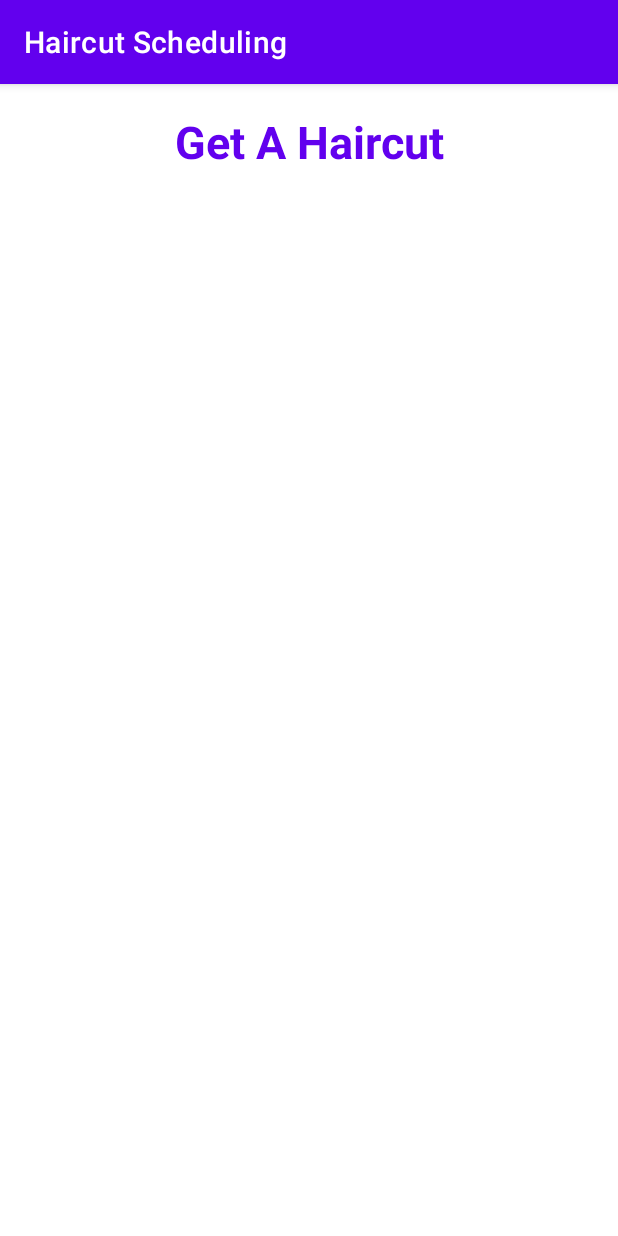
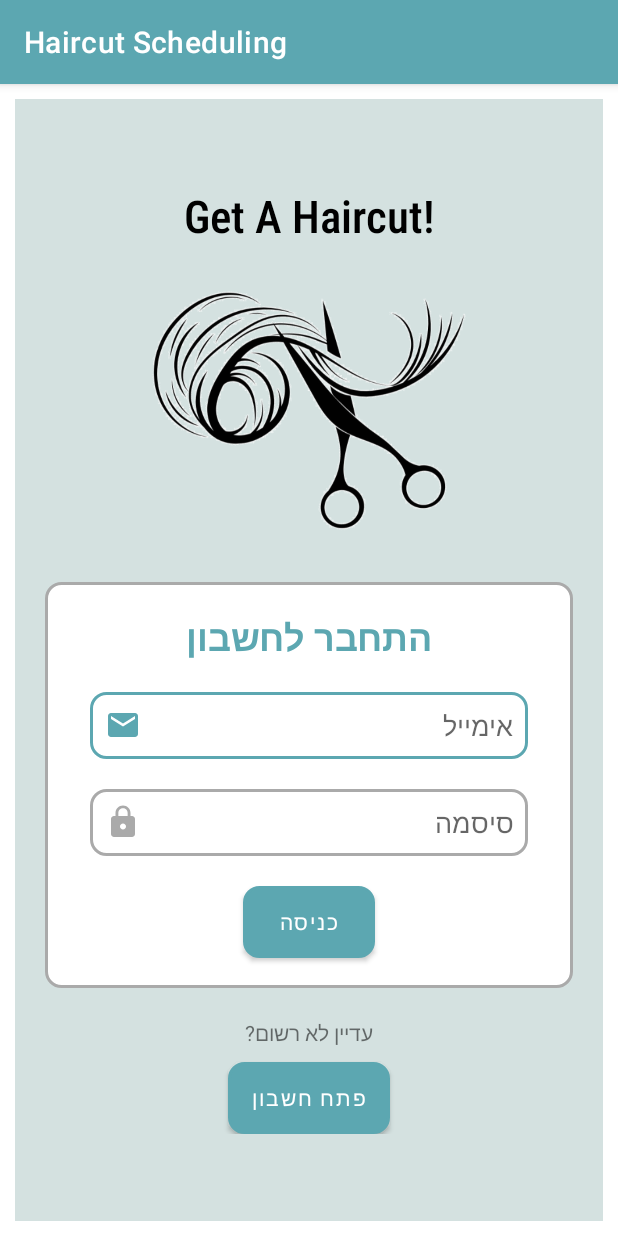
Before and after one commit to GayaGorodecki/HaircutScheduling_AndroidStudio_Java, an Android app: the screen it shows after launch (MainActivity), on a phone screen of 412 x 824 dp. Run offline under Robolectric (Android 15) with nearby library versions, the phone set to English and light mode, and no system bars.

Commit message:
add login fragment design

```diff
--- a/app/src/main/AndroidManifest.xml
+++ b/app/src/main/AndroidManifest.xml
@@ -4,9 +4,9 @@
 
     <application
         android:allowBackup="true"
-        android:icon="@mipmap/ic_launcher"
+        android:icon="@drawable/logo"
         android:label="Haircut Scheduling"
-        android:roundIcon="@mipmap/ic_launcher_round"
+        android:roundIcon="@drawable/logo"
         android:supportsRtl="true"
         android:theme="@style/Theme.HaircutScheduling">
         <activity android:name=".activities.MainActivity">
--- a/app/src/main/java/com/example/haircutscheduling/activities/MainActivity.java
+++ b/app/src/main/java/com/example/haircutscheduling/activities/MainActivity.java
@@ -4,7 +4,11 @@ import androidx.appcompat.app.AppCompatActivity;
 import androidx.fragment.app.FragmentManager;
 import androidx.fragment.app.FragmentTransaction;
 
+import android.content.pm.ActivityInfo;
 import android.os.Bundle;
+import android.view.View;
+import android.widget.EditText;
+import android.widget.ImageView;
 
 import com.example.haircutscheduling.R;
 import com.example.haircutscheduling.fragments.LoginFragment;
@@ -22,9 +26,8 @@ public class MainActivity extends AppCompatActivity {
         fragmentManager = getSupportFragmentManager();
         fragmentTransaction = fragmentManager.beginTransaction();
 
-//        LoginFragment loginFragment = new LoginFragment();
-//
-//        fragmentTransaction.add(R.id.fragmentcon, loginFragment).commit();
+        LoginFragment loginFragment = new LoginFragment();
 
+        fragmentTransaction.add(R.id.fragmentcon, loginFragment).commit();
     }
 }
--- a/app/src/main/java/com/example/haircutscheduling/fragments/LoginFragment.java
+++ b/app/src/main/java/com/example/haircutscheduling/fragments/LoginFragment.java
@@ -1,12 +1,15 @@
 package com.example.haircutscheduling.fragments;
 
+import android.content.pm.ActivityInfo;
 import android.os.Bundle;
 
 import androidx.fragment.app.Fragment;
 
+import android.util.Log;
 import android.view.LayoutInflater;
 import android.view.View;
 import android.view.ViewGroup;
+import android.widget.ImageView;
 
 import com.example.haircutscheduling.R;
 
@@ -25,9 +28,14 @@ public class LoginFragment extends Fragment {
     // TODO: Rename and change types of parameters
     private String mParam1;
     private String mParam2;
+    boolean orientaionFlag = false;
 
     public LoginFragment() {
         // Required empty public constructor
+    }
+
+    public void setOrientaionFlag(boolean orientaionFlag) {
+        this.orientaionFlag = orientaionFlag;
     }
 
     /**
@@ -58,6 +66,12 @@ public class LoginFragment extends Fragment {
     }
 
     @Override
+    public void onResume() {
+        super.onResume();
+
+    }
+
+    @Override
     public View onCreateView(LayoutInflater inflater, ViewGroup container,
                              Bundle savedInstanceState) {
         // Inflate the layout for this fragment
--- /dev/null
+++ b/app/src/main/res/drawable/connection_buttoms_design.xml
@@ -0,0 +1,12 @@
+<?xml version="1.0" encoding="utf-8"?>
+<selector xmlns:android="http://schemas.android.com/apk/res/android">
+
+    <item android:state_enabled="true">
+        <shape android:shape="rectangle">
+            <solid android:color="@color/white"/>
+            <corners android:radius="10dp"/>
+            <stroke android:color="#5CA7B1" android:width="2dp"/>
+        </shape>
+    </item>
+
+</selector>
--- a/app/src/main/res/drawable/email_on.xml
+++ b/app/src/main/res/drawable/email_on.xml
@@ -4,6 +4,6 @@
     android:viewportWidth="24"
     android:viewportHeight="24">
   <path
-      android:fillColor="@color/design_default_color_primary"
+      android:fillColor="#5CA7B1"
       android:pathData="M20,4L4,4c-1.1,0 -1.99,0.9 -1.99,2L2,18c0,1.1 0.9,2 2,2h16c1.1,0 2,-0.9 2,-2L22,6c0,-1.1 -0.9,-2 -2,-2zM20,8l-8,5 -8,-5L4,6l8,5 8,-5v2z"/>
 </vector>
--- a/app/src/main/res/drawable/logintextdesign.xml
+++ b/app/src/main/res/drawable/login_text_design.xml
@@ -5,14 +5,14 @@
         <shape android:shape="rectangle">
             <solid android:color="@color/white"/>
             <corners android:radius="10dp"/>
-            <stroke android:color="@color/design_default_color_primary" android:width="1dp"/>
+            <stroke android:color="#5CA7B1" android:width="2dp"/>
         </shape>
     </item>
     <item android:state_enabled="true">
         <shape android:shape="rectangle">
             <solid android:color="@color/white"/>
             <corners android:radius="10dp"/>
-            <stroke android:color="@android:color/darker_gray" android:width="1dp"/>
+            <stroke android:color="@android:color/darker_gray" android:width="2dp"/>
         </shape>
     </item>
 
--- a/app/src/main/res/drawable/password_on.xml
+++ b/app/src/main/res/drawable/password_on.xml
@@ -4,6 +4,6 @@
     android:viewportWidth="24"
     android:viewportHeight="24">
   <path
-      android:fillColor="@color/design_default_color_primary"
+      android:fillColor="#5CA7B1"
       android:pathData="M18,8h-1L17,6c0,-2.76 -2.24,-5 -5,-5S7,3.24 7,6v2L6,8c-1.1,0 -2,0.9 -2,2v10c0,1.1 0.9,2 2,2h12c1.1,0 2,-0.9 2,-2L20,10c0,-1.1 -0.9,-2 -2,-2zM12,17c-1.1,0 -2,-0.9 -2,-2s0.9,-2 2,-2 2,0.9 2,2 -0.9,2 -2,2zM15.1,8L8.9,8L8.9,6c0,-1.71 1.39,-3.1 3.1,-3.1 1.71,0 3.1,1.39 3.1,3.1v2z"/>
 </vector>
--- /dev/null
+++ b/app/src/main/res/layout-land/fragment_login.xml
@@ -0,0 +1,207 @@
+<?xml version="1.0" encoding="utf-8"?>
+<FrameLayout xmlns:android="http://schemas.android.com/apk/res/android"
+    xmlns:app="http://schemas.android.com/apk/res-auto"
+    xmlns:tools="http://schemas.android.com/tools"
+    android:layout_width="match_parent"
+    android:layout_height="wrap_content"
+    android:layout_gravity="center"
+    android:background="#D4E1E0"
+    tools:context=".fragments.LoginFragment">
+
+    <LinearLayout
+        android:layout_width="match_parent"
+        android:layout_height="wrap_content"
+        android:layout_gravity="center"
+        android:gravity="center"
+        android:orientation="vertical">
+
+        <LinearLayout
+            android:layout_width="match_parent"
+            android:layout_height="match_parent"
+            android:layout_gravity="center"
+            android:layout_margin="10dp"
+            android:gravity="center|left"
+            android:orientation="horizontal">
+
+            <TextView
+                android:id="@+id/textViewLoginTitle"
+                android:layout_width="wrap_content"
+                android:layout_height="match_parent"
+                android:layout_marginStart="35dp"
+                android:layout_marginLeft="35dp"
+                android:layout_marginTop="10dp"
+                android:layout_marginBottom="10dp"
+                android:fontFamily="sans-serif-condensed-light"
+                android:gravity="center|left"
+                android:paddingLeft="10dp"
+                android:paddingTop="10dp"
+                android:paddingRight="10dp"
+                android:text="Get A Haircut!"
+                android:textColor="@color/design_default_color_on_secondary"
+                android:textSize="24sp"
+                android:textStyle="bold" />
+
+            <ImageView
+                android:id="@+id/imageViewLogo"
+                android:layout_width="100dp"
+                android:layout_height="80dp"
+                android:layout_marginTop="10dp"
+                android:layout_marginEnd="10dp"
+                android:layout_marginRight="10dp"
+                android:layout_marginBottom="10dp"
+                android:src="@drawable/logo" />
+
+            <TextView
+                android:id="@+id/textViewLogin"
+                android:layout_width="match_parent"
+                android:layout_height="wrap_content"
+                android:layout_marginStart="10dp"
+                android:layout_marginLeft="10dp"
+                android:layout_marginTop="10dp"
+                android:layout_marginEnd="30dp"
+                android:layout_marginRight="30dp"
+                android:layout_marginBottom="10dp"
+                android:gravity="center|right"
+                android:padding="10dp"
+                android:paddingLeft="10dp"
+                android:paddingTop="10dp"
+                android:paddingRight="10dp"
+                android:text="התחבר לחשבון"
+                android:textColor="#5CA7B1"
+                android:textSize="30sp"
+                android:textStyle="bold" />
+
+        </LinearLayout>
+
+        <LinearLayout
+            android:layout_width="match_parent"
+            android:layout_height="match_parent"
+            android:layout_gravity="center"
+            android:layout_marginStart="10dp"
+            android:layout_marginLeft="10dp"
+            android:layout_marginEnd="10dp"
+            android:layout_marginRight="10dp"
+            android:layout_marginBottom="10dp"
+            android:orientation="horizontal">
+
+            <LinearLayout
+                android:layout_width="wrap_content"
+                android:layout_height="match_parent"
+                android:layout_marginStart="20dp"
+                android:layout_marginLeft="20dp"
+                android:layout_marginTop="10dp"
+                android:layout_marginEnd="10dp"
+                android:layout_marginRight="10dp"
+                android:layout_marginBottom="10dp"
+                android:background="@drawable/login_text_design"
+                android:gravity="center"
+                android:orientation="vertical"
+                android:padding="20dp">
+
+                <TextView
+                    android:id="@+id/textViewSignin"
+                    android:layout_width="match_parent"
+                    android:layout_height="wrap_content"
+                    android:layout_gravity="center"
+                    android:gravity="center"
+                    android:padding="10dp"
+                    android:text="עדיין לא רשום?" />
+
+                <Button
+                    android:id="@+id/buttonSignin"
+                    android:layout_width="match_parent"
+                    android:layout_height="wrap_content"
+                    android:layout_gravity="center"
+                    android:layout_margin="10dp"
+                    android:background="@drawable/connection_buttoms_design"
+                    android:padding="10dp"
+                    android:text="פתח חשבון"
+                    android:textAllCaps="false"
+                    app:backgroundTint="#5CA7B1" />
+            </LinearLayout>
+
+            <LinearLayout
+                android:layout_width="match_parent"
+                android:layout_height="match_parent"
+                android:layout_marginStart="40dp"
+                android:layout_marginLeft="40dp"
+                android:layout_marginTop="10dp"
+                android:layout_marginEnd="20dp"
+                android:layout_marginRight="20dp"
+                android:layout_marginBottom="10dp"
+                android:background="@drawable/login_text_design"
+                android:gravity="center"
+                android:orientation="horizontal">
+
+                <LinearLayout
+                    android:layout_width="wrap_content"
+                    android:layout_height="match_parent"
+                    android:orientation="vertical">
+
+                    <Button
+                        android:id="@+id/buttonLogin"
+                        android:layout_width="wrap_content"
+                        android:layout_height="match_parent"
+                        android:layout_gravity="right"
+                        android:layout_margin="20dp"
+                        android:background="@drawable/connection_buttoms_design"
+                        android:text="כניסה"
+                        app:backgroundTint="#5CA7B1"
+                        app:iconSize="10sp" />
+                </LinearLayout>
+
+                <LinearLayout
+                    android:layout_width="match_parent"
+                    android:layout_height="wrap_content"
+                    android:orientation="vertical">
+
+                    <EditText
+                        android:id="@+id/editTextTextEmailAddress"
+                        android:layout_width="match_parent"
+                        android:layout_height="wrap_content"
+                        android:layout_gravity="center"
+                        android:layout_marginStart="20dp"
+                        android:layout_marginLeft="20dp"
+                        android:layout_marginTop="20dp"
+                        android:layout_marginEnd="20dp"
+                        android:layout_marginRight="20dp"
+                        android:layout_marginBottom="10dp"
+                        android:background="@drawable/login_text_design"
+                        android:drawableStart="@drawable/email_design"
+                        android:drawableLeft="@drawable/email_design"
+                        android:drawablePadding="10dp"
+                        android:ems="10"
+                        android:gravity="right"
+                        android:hint="אימייל"
+                        android:inputType="textEmailAddress"
+                        android:padding="10dp" />
+
+                    <EditText
+                        android:id="@+id/editTextTextPassword"
+                        android:layout_width="match_parent"
+                        android:layout_height="wrap_content"
+                        android:layout_gravity="center"
+                        android:layout_marginStart="20dp"
+                        android:layout_marginLeft="20dp"
+                        android:layout_marginTop="10dp"
+                        android:layout_marginEnd="20dp"
+                        android:layout_marginRight="20dp"
+                        android:layout_marginBottom="20dp"
+                        android:background="@drawable/login_text_design"
+                        android:drawableStart="@drawable/password_design"
+                        android:drawableLeft="@drawable/password_design"
+                        android:drawablePadding="10dp"
+                        android:ems="10"
+                        android:gravity="right"
+                        android:hint="סיסמה"
+                        android:inputType="textPassword"
+                        android:padding="10dp" />
+
+                </LinearLayout>
+
+            </LinearLayout>
+
+        </LinearLayout>
+
+    </LinearLayout>
+</FrameLayout>
--- a/app/src/main/res/layout/activity_main.xml
+++ b/app/src/main/res/layout/activity_main.xml
@@ -7,22 +7,9 @@
     android:orientation="vertical"
     tools:context=".activities.MainActivity">
 
-    <TextView
-        android:id="@+id/textViewTitle"
-        android:layout_width="match_parent"
-        android:layout_height="match_parent"
-        android:layout_margin="10dp"
-        android:layout_weight="0.9"
-        android:gravity="center"
-        android:text="Get A Haircut"
-        android:textColor="@color/design_default_color_primary"
-        android:textSize="30sp"
-        android:textStyle="bold" />
-
     <FrameLayout
         android:id="@+id/fragmentcon"
         android:layout_width="match_parent"
         android:layout_height="match_parent"
-        android:layout_margin="10dp"
-        android:layout_weight="0.1" />
+        android:layout_margin="10dp" />
 </LinearLayout>
--- a/app/src/main/res/layout/fragment_login.xml
+++ b/app/src/main/res/layout/fragment_login.xml
@@ -1,8 +1,11 @@
 <?xml version="1.0" encoding="utf-8"?>
 <FrameLayout xmlns:android="http://schemas.android.com/apk/res/android"
+    xmlns:app="http://schemas.android.com/apk/res-auto"
     xmlns:tools="http://schemas.android.com/tools"
     android:layout_width="match_parent"
     android:layout_height="match_parent"
+    android:layout_gravity="center"
+    android:background="#D4E1E0"
     tools:context=".fragments.LoginFragment">
 
     <LinearLayout
@@ -12,70 +15,134 @@
         android:orientation="vertical">
 
         <TextView
+            android:id="@+id/textViewLoginTitle"
+            android:layout_width="match_parent"
+            android:layout_height="wrap_content"
+            android:layout_marginStart="10dp"
+            android:layout_marginLeft="10dp"
+            android:layout_marginTop="10dp"
+            android:layout_marginEnd="10dp"
+            android:layout_marginRight="10dp"
+            android:fontFamily="sans-serif-condensed-light"
+            android:gravity="center"
+            android:paddingLeft="10dp"
+            android:paddingTop="10dp"
+            android:paddingRight="10dp"
+            android:text="Get A Haircut!"
+            android:textColor="@color/design_default_color_on_secondary"
+            android:textSize="30sp"
+            android:textStyle="bold" />
+
+        <ImageView
+            android:id="@+id/imageViewLogo"
+            android:layout_width="wrap_content"
+            android:layout_height="204dp"
+            android:layout_gravity="center"
+            android:layout_marginBottom="20dp"
+            android:src="@drawable/logo" />
+
+        <LinearLayout
+            android:layout_width="match_parent"
+            android:layout_height="wrap_content"
+            android:layout_marginStart="20dp"
+            android:layout_marginLeft="20dp"
+            android:layout_marginEnd="20dp"
+            android:layout_marginRight="20dp"
+            android:background="@drawable/login_text_design"
+            android:orientation="vertical"
+            android:padding="10dp">
+
+            <TextView
                 android:id="@+id/textViewLogin"
                 android:layout_width="match_parent"
                 android:layout_height="wrap_content"
                 android:layout_margin="10dp"
                 android:gravity="center"
-            android:paddingLeft="10dp"
-            android:paddingTop="10dp"
-            android:paddingRight="10dp"
-            android:paddingBottom="20dp"
                 android:text="התחבר לחשבון"
-            android:textSize="30sp" />
+                android:textColor="#5CA7B1"
+                android:textSize="24sp"
+                android:textStyle="bold" />
 
             <EditText
                 android:id="@+id/editTextTextEmailAddress"
                 android:layout_width="match_parent"
                 android:layout_height="wrap_content"
-            android:layout_margin="10dp"
-            android:background="@drawable/logintextdesign"
-            android:drawableStart="@drawable/emaildesign"
+                android:layout_gravity="center"
+                android:layout_marginStart="20dp"
+                android:layout_marginLeft="20dp"
+                android:layout_marginTop="10dp"
+                android:layout_marginEnd="20dp"
+                android:layout_marginRight="20dp"
+                android:layout_marginBottom="10dp"
+                android:background="@drawable/login_text_design"
+                android:drawableStart="@drawable/email_design"
+                android:drawableLeft="@drawable/email_design"
                 android:drawablePadding="10dp"
                 android:ems="10"
                 android:gravity="right"
                 android:hint="אימייל"
                 android:inputType="textEmailAddress"
-            android:padding="10dp"
-            android:drawableLeft="@drawable/emaildesign" />
+                android:padding="10dp" />
 
             <EditText
                 android:id="@+id/editTextTextPassword"
                 android:layout_width="match_parent"
                 android:layout_height="wrap_content"
-            android:layout_margin="10dp"
-            android:background="@drawable/logintextdesign"
-            android:drawableStart="@drawable/passworddesign"
+                android:layout_gravity="center"
+                android:layout_marginStart="20dp"
+                android:layout_marginLeft="20dp"
+                android:layout_marginTop="10dp"
+                android:layout_marginEnd="20dp"
+                android:layout_marginRight="20dp"
+                android:layout_marginBottom="10dp"
+                android:background="@drawable/login_text_design"
+                android:drawableStart="@drawable/password_design"
+                android:drawableLeft="@drawable/password_design"
                 android:drawablePadding="10dp"
                 android:ems="10"
                 android:gravity="right"
                 android:hint="סיסמה"
                 android:inputType="textPassword"
-            android:padding="10dp"
-            android:drawableLeft="@drawable/passworddesign" />
+                android:padding="10dp" />
 
             <Button
                 android:id="@+id/buttonLogin"
+                android:layout_width="wrap_content"
+                android:layout_height="wrap_content"
+                android:layout_gravity="center"
+                android:layout_margin="10dp"
+                android:background="@drawable/connection_buttoms_design"
+                android:text="כניסה"
+                app:backgroundTint="#5CA7B1"
+                app:iconSize="10sp" />
+        </LinearLayout>
+
+        <LinearLayout
             android:layout_width="match_parent"
-            android:layout_height="wrap_content"
+            android:layout_height="match_parent"
             android:layout_margin="10dp"
-            android:text="כניסה" />
+            android:orientation="vertical"
+            android:padding="10dp">
 
             <TextView
                 android:id="@+id/textViewSignin"
                 android:layout_width="match_parent"
                 android:layout_height="wrap_content"
                 android:gravity="center"
-            android:paddingTop="20dp"
-            android:paddingBottom="5dp"
+                android:paddingBottom="10dp"
                 android:text="עדיין לא רשום?" />
 
             <Button
                 android:id="@+id/buttonSignin"
-            android:layout_width="match_parent"
-            android:layout_height="wrap_content"
-            android:layout_margin="10dp"
+                android:layout_width="wrap_content"
+                android:layout_height="match_parent"
+                android:layout_gravity="center"
+                android:background="@drawable/connection_buttoms_design"
                 android:text="פתח חשבון"
-            android:textAllCaps="false" />
+                android:textAllCaps="false"
+                app:backgroundTint="#5CA7B1" />
+
+        </LinearLayout>
+
     </LinearLayout>
 </FrameLayout>
--- a/app/src/main/res/values-night/themes.xml
+++ b/app/src/main/res/values-night/themes.xml
@@ -2,12 +2,12 @@
     <!-- Base application theme. -->
     <style name="Theme.HaircutScheduling" parent="Theme.MaterialComponents.DayNight.DarkActionBar">
         <!-- Primary brand color. -->
-        <item name="colorPrimary">@color/purple_200</item>
-        <item name="colorPrimaryVariant">@color/purple_700</item>
+        <item name="colorPrimary">#5CA7B1</item>
+        <item name="colorPrimaryVariant">#3A6C68</item>
         <item name="colorOnPrimary">@color/black</item>
         <!-- Secondary brand color. -->
         <item name="colorSecondary">@color/teal_200</item>
-        <item name="colorSecondaryVariant">@color/teal_200</item>
+        <item name="colorSecondaryVariant">@color/teal_700</item>
         <item name="colorOnSecondary">@color/black</item>
         <!-- Status bar color. -->
         <item name="android:statusBarColor" tools:targetApi="l">?attr/colorPrimaryVariant</item>
--- a/app/src/main/res/values/themes.xml
+++ b/app/src/main/res/values/themes.xml
@@ -2,8 +2,8 @@
     <!-- Base application theme. -->
     <style name="Theme.HaircutScheduling" parent="Theme.MaterialComponents.DayNight.DarkActionBar">
         <!-- Primary brand color. -->
-        <item name="colorPrimary">@color/purple_500</item>
-        <item name="colorPrimaryVariant">@color/purple_700</item>
+        <item name="colorPrimary">#5CA7B1</item>
+        <item name="colorPrimaryVariant">#3A6C68</item>
         <item name="colorOnPrimary">@color/white</item>
         <!-- Secondary brand color. -->
         <item name="colorSecondary">@color/teal_200</item>
```
Also changed, not shown: app/src/main/res/drawable/email_design.xml (renamed from app/src/main/res/drawable/emaildesign.xml), app/src/main/res/drawable/logo.png (added), app/src/main/res/drawable/password_design.xml (renamed from app/src/main/res/drawable/passworddesign.xml). Lines whose indentation alone changed are shown as unchanged.
